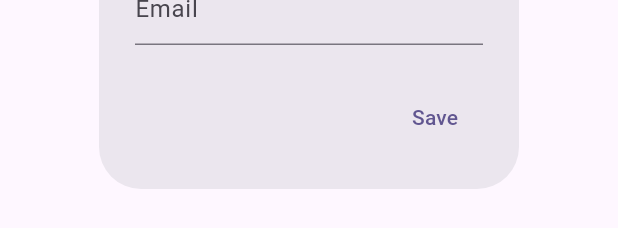
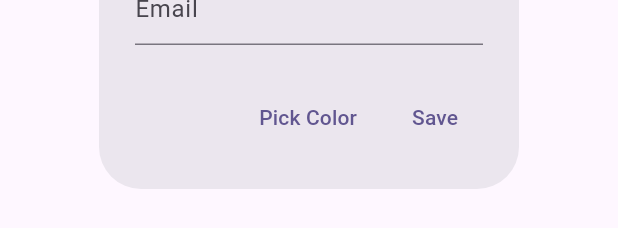
Before and after one commit to Guru-raghav3245/mi_card, a Flutter app: the EditProfileDialog widget shown alone on an empty page, opened directly with empty values, on a phone screen of 412 x 824 dp. Shown: the part 699-927 px from the top of the screen. Run offline on Flutter 3.47's test engine with Material 3 defaults, Android fonts, the phone set to English and light mode, and no system bars; our stand-ins replace cloud_firestore, firebase_auth, firebase_core; accounts and stored records are empty.

Commit message:
can now change the color of the profiles

```diff
--- a/lib/dialogs/edit_profile_dialog.dart
+++ b/lib/dialogs/edit_profile_dialog.dart
@@ -1,5 +1,6 @@
 import 'package:flutter/material.dart';
 import 'package:mi_card/models/profile_data.dart';
+import 'color_picker.dart'; // Import the color palette
 
 class EditProfileDialog extends StatefulWidget {
   final ProfileData profile;
@@ -32,6 +33,36 @@ class _EditProfileDialogState extends State<EditProfileDialog> {
     _emailController.text = widget.profile.email;
   }
 
+  // Method to show the color picker dialog
+  void _showColorPickerDialog() async {
+  // Remove selectedColor, no longer needed.
+
+  final Color? color = await showDialog<Color>(
+    context: context,
+    builder: (BuildContext context) {
+      return AlertDialog(
+        title: const Text('Select a Color'),
+        content: ColorPalette(
+          onColorSelected: (Color selectedColor) {
+            // Directly update the profile's color when a color is selected
+            widget.profile.color = selectedColor;
+            Navigator.pop(context, selectedColor); // Close the dialog
+          },
+        ),
+      );
+    },
+  );
+
+  // If a color was selected, update the profile's color
+  if (color != null) {
+    setState(() {
+      widget.profile.color = color;  // Ensure the profile color is updated
+    });
+    widget.onProfilesUpdated(widget.profiles);  // Notify that profiles have been updated
+  }
+}
+
+
   @override
   Widget build(BuildContext context) {
     return AlertDialog(
@@ -59,6 +90,10 @@ class _EditProfileDialogState extends State<EditProfileDialog> {
       ),
       actions: [
         TextButton(
+          onPressed: _showColorPickerDialog, // Trigger the color picker dialog
+          child: const Text('Pick Color'),
+        ),
+        TextButton(
           onPressed: () {
             setState(() {
               widget.profile.name = _nameController.text;
```
